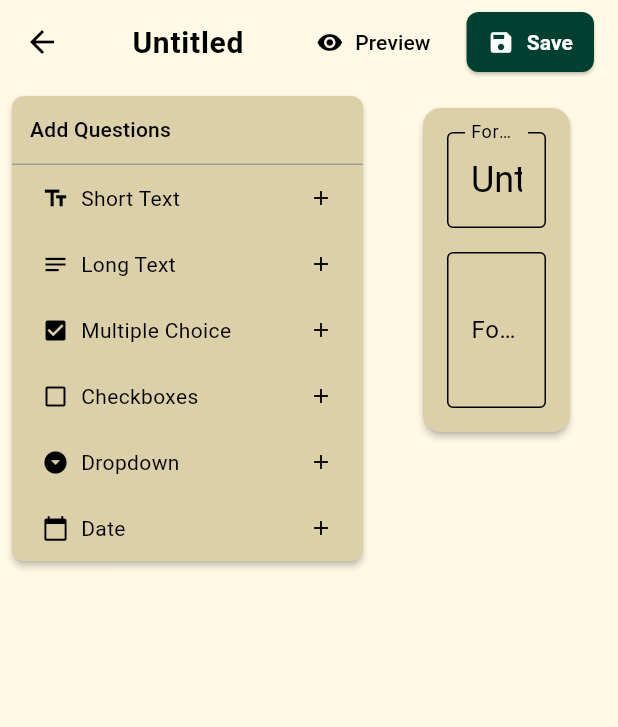
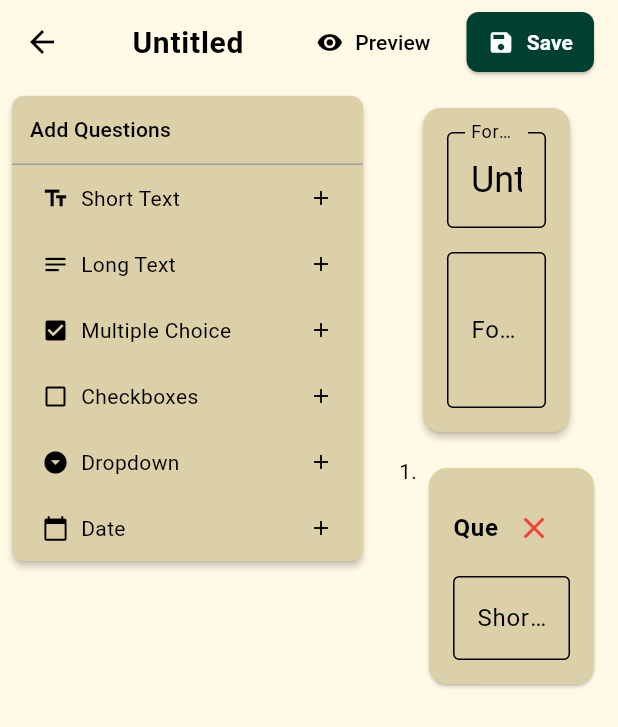
Before and after one commit to Edwdotin/FormCraft, a Flutter app: the CreateFormPage screen opened directly, after a tap on "Short Text", on a phone screen of 412 x 824 dp. Shown: the top 727 px of the screen. Run offline on Flutter 3.47's test engine with Material 3 defaults, Android fonts, the phone set to English and light mode, and no system bars.

Commit message:
commit before previewing

```diff
--- /dev/null
+++ b/lib/components/question_widgets/short_answer_question.dart
@@ -0,0 +1,55 @@
+
+import 'package:flutter/material.dart';
+
+class ShortAnswerQuestion extends StatelessWidget {
+  final int id;
+  final VoidCallback onDelete;
+
+  const ShortAnswerQuestion({
+    super.key,
+    required this.id,
+    required this.onDelete,
+  });
+
+  @override
+  Widget build(BuildContext context) {
+    return Card(
+      margin: const EdgeInsets.symmetric(vertical: 8.0),
+      child: Padding(
+        padding: const EdgeInsets.all(16.0),
+        child: Column(
+          crossAxisAlignment: CrossAxisAlignment.start,
+          children: [
+            Row(
+              children: [
+                Expanded(
+                  child: TextFormField(
+                    initialValue: 'Question',
+                    style: const TextStyle(
+                      fontSize: 16.0,
+                      fontWeight: FontWeight.bold,
+                    ),
+                    decoration: const InputDecoration(
+                      border: InputBorder.none,
+                    ),
+                  ),
+                ),
+                IconButton(
+                  icon: const Icon(Icons.close, color: Colors.red),
+                  onPressed: onDelete,
+                ),
+              ],
+            ),
+            const SizedBox(height: 8.0),
+            const TextField(
+              decoration: InputDecoration(
+                hintText: 'Short answer text',
+                border: OutlineInputBorder(),
+              ),
+            ),
+          ],
+        ),
+      ),
+    );
+  }
+}
--- a/lib/pages/create_form_page.dart
+++ b/lib/pages/create_form_page.dart
@@ -1,6 +1,12 @@
 import 'package:flutter/material.dart';
 import 'package:form_craft/components/form_title_description.dart';
 import 'package:form_craft/components/question_type.dart';
+import 'package:form_craft/components/question_widgets/checkbox_question.dart';
+import 'package:form_craft/components/question_widgets/date_question.dart';
+import 'package:form_craft/components/question_widgets/dropdown_question.dart';
+import 'package:form_craft/components/question_widgets/long_answer_question.dart';
+import 'package:form_craft/components/question_widgets/multiple_choice_question.dart';
+import 'package:form_craft/components/question_widgets/short_answer_question.dart';
 import 'package:form_craft/utils/question_type.dart';
 
 class CreateFormPage extends StatefulWidget {
@@ -12,7 +18,8 @@ class CreateFormPage extends StatefulWidget {
 
 class _CreateFormPageState extends State<CreateFormPage> {
   late TextEditingController _titleController;
-  // bool _isSidebarVisible = false;
+  final List<Widget> _questionWidgets = [];
+  int _nextId = 0;
 
   @override
   void initState() {
@@ -26,13 +33,63 @@ class _CreateFormPageState extends State<CreateFormPage> {
     super.dispose();
   }
 
-  // void _toggleSidebar() {
-  //   setState(() {
-  //     _isSidebarVisible = !_isSidebarVisible;
-  //   });
-  // }
+  void _addQuestion(QuestionType type) {
+    setState(() {
+      final id = _nextId++;
+      switch (type) {
+        case QuestionType.shortText:
+          _questionWidgets.add(ShortAnswerQuestion(
+            key: ValueKey(id),
+            id: id,
+            onDelete: () => _deleteQuestion(id),
+          ));
+          break;
+        case QuestionType.longText:
+          _questionWidgets.add(LongAnswerQuestion(
+            key: ValueKey(id),
+            id: id,
+            onDelete: () => _deleteQuestion(id),
+          ));
+          break;
+        case QuestionType.checkbox:
+          _questionWidgets.add(CheckboxQuestion(
+            key: ValueKey(id),
+            id: id,
+            onDelete: () => _deleteQuestion(id),
+          ));
+          break;
+        case QuestionType.multipleChoice:
+          _questionWidgets.add(MultipleChoiceQuestion(
+            key: ValueKey(id),
+            id: id,
+            onDelete: () => _deleteQuestion(id),
+          ));
+          break;
+        case QuestionType.dropdown:
+          _questionWidgets.add(DropdownQuestion(
+            key: ValueKey(id),
+            id: id,
+            onDelete: () => _deleteQuestion(id),
+          ));
+          break;
+        case QuestionType.date:
+          _questionWidgets.add(DateQuestion(
+            key: ValueKey(id),
+            id: id,
+            onDelete: () => _deleteQuestion(id),
+          ));
+          break;
+        default:
+          break;
+      }
+    });
+  }
 
-  void _addQuestion(QuestionType type) {}
+  void _deleteQuestion(int id) {
+    setState(() {
+      _questionWidgets.removeWhere((widget) => (widget.key as ValueKey).value == id);
+    });
+  }
 
   @override
   Widget build(BuildContext context) {
@@ -63,11 +120,6 @@ class _CreateFormPageState extends State<CreateFormPage> {
           ),
         ),
         actions: [
-          // IconButton(
-          //   icon: const Icon(Icons.add_circle_outline),
-          //   onPressed: _toggleSidebar,
-          //   tooltip: 'Add Question',
-          // ),
           TextButton.icon(
             icon: const Icon(Icons.visibility, size: 18),
             label: const Text("Preview"),
@@ -110,7 +162,20 @@ class _CreateFormPageState extends State<CreateFormPage> {
               padding: const EdgeInsets.symmetric(horizontal: 16),
               child: Align(
                 alignment: Alignment.topCenter,
-                child: FormTitleDescription(titleController: _titleController),
+                child: Column(
+                  children: [
+                    FormTitleDescription(titleController: _titleController),
+                    for (int i = 0; i < _questionWidgets.length; i++)
+                      Row(
+                        crossAxisAlignment: CrossAxisAlignment.start,
+                        children: [
+                          Text('${i + 1}.'),
+                          const SizedBox(width: 8),
+                          Expanded(child: _questionWidgets[i]),
+                        ],
+                      ),
+                  ],
+                ),
               ),
             ),
           ),
```
Also changed, not shown: lib/components/question_widgets/checkbox_question.dart (added, +108 -0 lines), lib/components/question_widgets/date_question.dart (added, +84 -0 lines), lib/components/question_widgets/dropdown_question.dart (added, +70 -0 lines), lib/components/question_widgets/long_answer_question.dart (added, +55 -0 lines), lib/components/question_widgets/multiple_choice_question.dart (added, +114 -0 lines).
